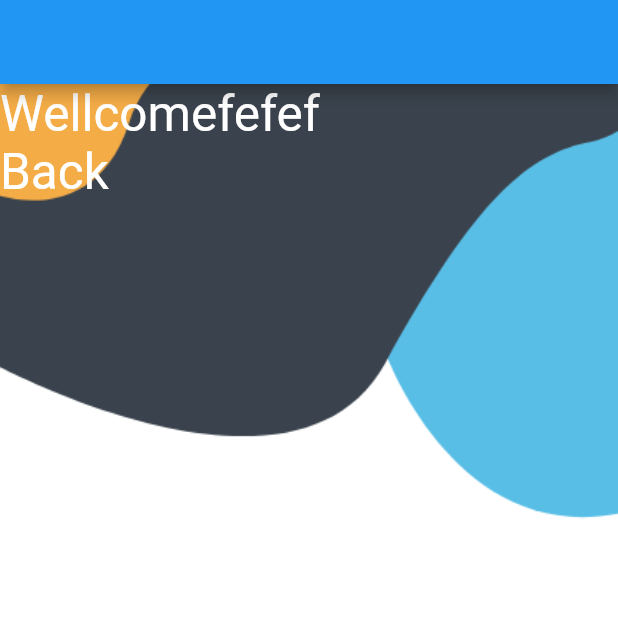
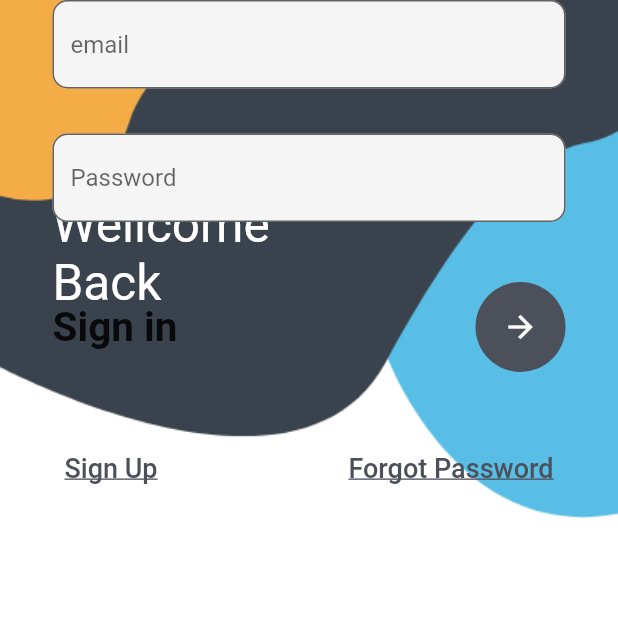
Before and after one commit to roniach019/login_and_registration_f1, a Flutter app: the screen it shows after launch, on a phone screen of 412 x 824 dp, the top half of it. Run offline on Flutter 3.47's test engine with Material 2 defaults, Android fonts, the phone set to English and light mode, and no system bars.

Commit message:
log in completed

```diff
--- a/lib/login.dart
+++ b/lib/login.dart
@@ -1,80 +1,135 @@
 //sdk path - C:\Users\DELL\Documents\FlutterDev\flutter\bin\cache\dart-sdk
 import 'package:flutter/material.dart';
 
-class MyLogin extends StatefulWidget {
+class MyLogin extends StatelessWidget {
   const MyLogin({Key? key}) : super(key: key);
 
   @override
-  State<MyLogin> createState() => _MyLoginState();
-}
-
-class _MyLoginState extends State<MyLogin> {
-  @override
   Widget build(BuildContext context) {
     return Container(
-      decoration: BoxDecoration(
+      decoration: const BoxDecoration(
         image: DecorationImage(
-          image:
-          AssetImage('assets/login.png'),
+          image: AssetImage('assets/login.png'),
           fit: BoxFit.cover
         )
       ),
       child: Scaffold(
-        // transparent dile sada rong ke bodle immage bosabe
         backgroundColor: Colors.transparent,
-        appBar: AppBar(),
-        body: Stack(  // Column er bodole Stack
+        body: Stack(
           children: [
+            Container(),
             Container(
-              //padding: EdgeInsets.only(left: 35, top: 130),
-              child: Text(
-                'Wellcomefefef\nBack',
+              padding: EdgeInsets.only(left: 35, top: 130),
+              child: const Text(
+                'Wellcome\nBack',
                 style: TextStyle(color: Colors.white, fontSize: 33),
               )
             ),
             SingleChildScrollView(
               child: Container(
-                padding: EdgeInsets.only
-                    ( // size ta sob mobile soman vabe dekhanur jonno eiti
-                    top: MediaQuery.of(
-                    context).size.height*1,
-                    right: 30,
-                    left:35
-                    ),
-                // 2 ta text field deuar jonno column dibo
+
+                //EdgeInsets.only
+                child: Column(
+                  crossAxisAlignment: CrossAxisAlignment.start,
+                  children: [
+                    Container(
+                      margin: const EdgeInsets.only(left: 35, right: 35),
                       child: Column(
                         children: [
                           TextField(
+                              style: const TextStyle(color: Colors.black),
+                              decoration:InputDecoration(
+                                fillColor: Colors.grey.shade100,
+                                filled: true,
+                                hintText: "email",
+                                border: OutlineInputBorder(
+                                  borderRadius: BorderRadius.circular(10),
+                                )
+                              )
+                          ),
+                          const SizedBox(height: 30,),
+                          TextField(
+                            style: const TextStyle(),
                             decoration: InputDecoration(
                                 fillColor: Colors.grey.shade100,
                                 filled: true,
-                        hintText: 'Email',
+                                hintText: "Password",
                                 border: OutlineInputBorder(
-                          borderRadius: BorderRadius.circular(10)
+                                  borderRadius: BorderRadius.circular(10),
                                 )
                             ),
+                            obscureText: true,
                           ),
-                    SizedBox(
-                      height: 30,
+                          const SizedBox(height: 40,),
+                          Row(
+                            mainAxisAlignment: MainAxisAlignment.spaceBetween,
+                            children: [
+                              const Text(
+                                'Sign in',
+                                style: TextStyle(
+                                  fontSize: 27,
+                                  fontWeight: FontWeight.w700
                                 ),
-                    TextField(
-                      obscureText: true,
-                      decoration: InputDecoration(
-                          fillColor: Colors.grey.shade100,
-                          filled: true,
-                          hintText: 'Password',
-                          border: OutlineInputBorder(
-                              borderRadius: BorderRadius.circular(10)
+                              ),
+                              CircleAvatar(
+                                radius: 30,
+                                backgroundColor: Color(0xff4c505b),
+                                child: IconButton(
+                                  color: Colors.white,
+                                  onPressed:(){},
+                                  icon: const Icon(
+                                    Icons.arrow_forward,
+                                  ),
+                                ),
+                              )
+                            ],
+                          ),
+                          const SizedBox(
+                            height: 40,
+                          ),
+                          Row(
+                            mainAxisAlignment: MainAxisAlignment.spaceBetween,
+                            children: [
+                              TextButton(
+                                onPressed: (){
+                                  Navigator.pushNamed(context, 'register');
+                                },
+                                child: const Text(
+                                    'Sign Up',
+                                     textAlign: TextAlign.left,
+                                     style: TextStyle(
+                                       decoration: TextDecoration.underline,
+                                       color: Color(0xff4c505b),
+                                       fontSize: 18
                                      )
                                 ),
+                                style: const ButtonStyle(),
                               ),
+
+                              TextButton(
+                                  onPressed: () {},
+                                  child: const Text(
+                                    'Forgot Password',
+                                    style: TextStyle(
+                                      decoration: TextDecoration.underline,
+                                      color: Color(0xff4c505b),
+                                      fontSize: 18,
+                                    ),
+                                  )
+                              )
                             ],
-                ),
+                          )
+                        ]
                       ),
                     )
                   ],
                 )
               ),
+            )
+          ],
+        ),
+      ),
+
     );
   }
 }
--- a/lib/main.dart
+++ b/lib/main.dart
@@ -1,13 +1,16 @@
 //sdk path - C:\Users\DELL\Documents\FlutterDev\flutter\bin\cache\dart-sdk
+
 import 'package:flutter/material.dart';
-import 'login.dart';
+import 'package:login_and_registration_f1/login.dart';
+import 'package:login_and_registration_f1/register.dart';
 
 void main() {
   runApp( MaterialApp(
       debugShowCheckedModeBanner: false,
       initialRoute: 'login',
       routes: {
-        'login' : (context) => MyLogin()
+        'login' : (context) => MyLogin(),
+        'register': (context) => MyRegister()
       },
     ));
 }
--- /dev/null
+++ b/lib/register.dart
@@ -0,0 +1,15 @@
+import 'package:flutter/material.dart';
+
+class MyRegister extends StatefulWidget {
+  const MyRegister({Key? key}) : super(key: key);
+
+  @override
+  _MyRegisterState createState() => _MyRegisterState();
+}
+
+class _MyRegisterState extends State<MyRegister> {
+  @override
+  Widget build(BuildContext context) {
+    return Container();
+  }
+}
```
Lines whose indentation alone changed are shown as unchanged.
